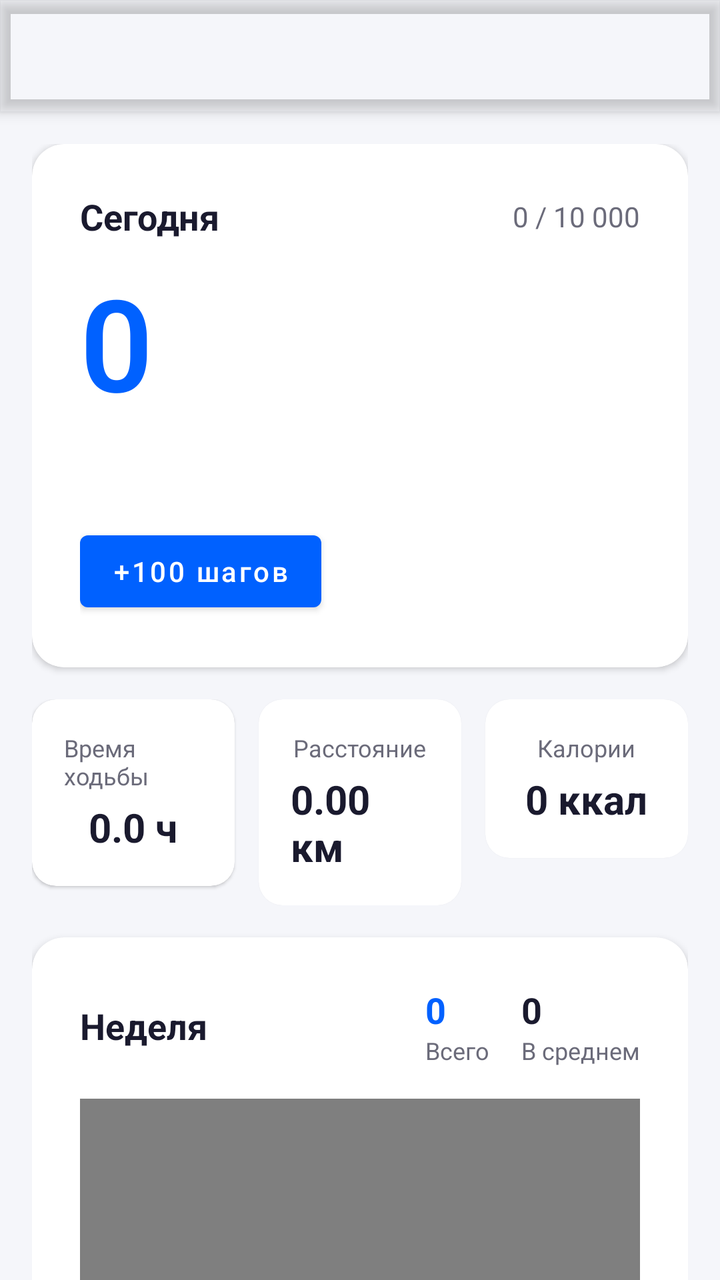
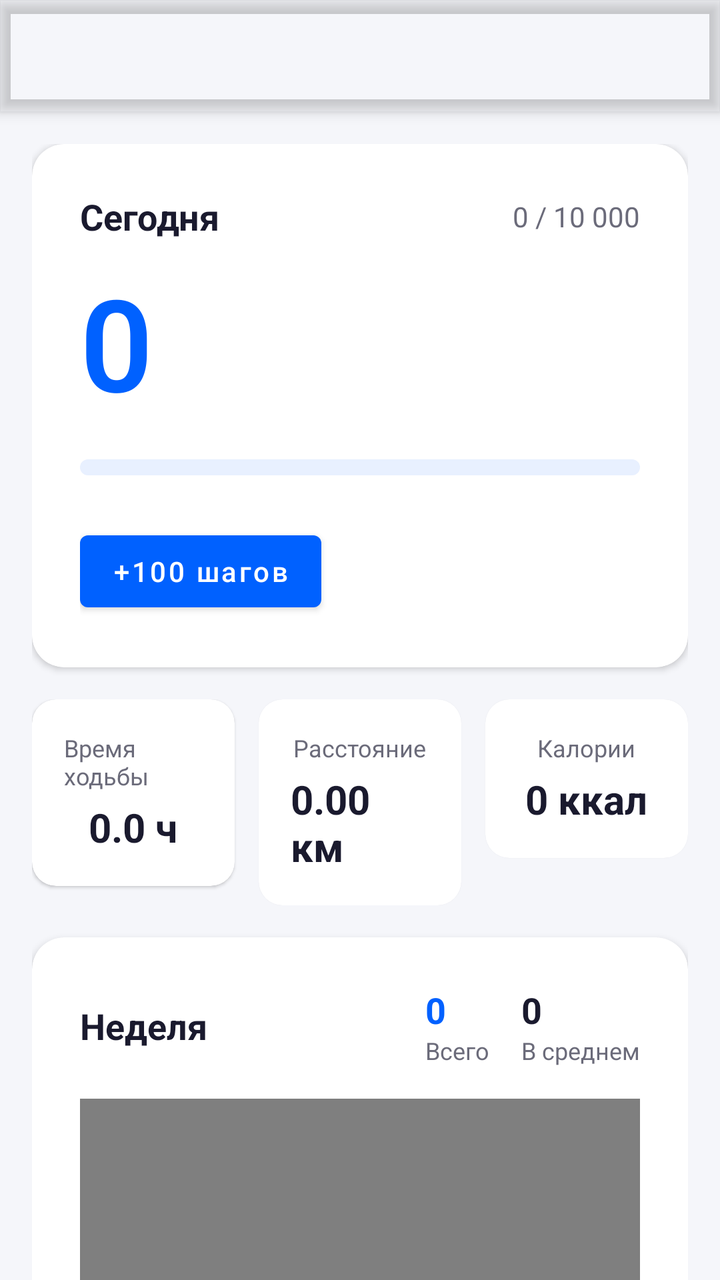

Before-and-after screenshots of an Android layout around one commit, followed by the original layout XML and the change that was made.
<!-- AndroidManifest.xml: activity theme Theme.SamsungHealthClone.NoActionBar -->
<!-- res/layout/activity_main.xml -->
<?xml version="1.0" encoding="utf-8"?>
<androidx.coordinatorlayout.widget.CoordinatorLayout
    xmlns:android="http://schemas.android.com/apk/res/android"
    xmlns:app="http://schemas.android.com/apk/res-auto"
    xmlns:tools="http://schemas.android.com/tools"
    android:layout_width="match_parent"
    android:layout_height="match_parent"
    android:background="@color/background"
    tools:context=".MainActivity">

    <com.google.android.material.appbar.AppBarLayout
        android:id="@+id/appBarLayout"
        android:layout_width="match_parent"
        android:layout_height="wrap_content"
        android:background="@android:color/transparent"
        android:elevation="0dp">

        <androidx.appcompat.widget.Toolbar
            android:id="@+id/toolbar"
            android:layout_width="match_parent"
            android:layout_height="?attr/actionBarSize"
            android:background="@android:color/transparent"
            app:titleTextColor="@color/text_primary"
            app:subtitleTextColor="@color/text_secondary" />

    </com.google.android.material.appbar.AppBarLayout>

    <androidx.core.widget.NestedScrollView
        android:layout_width="match_parent"
        android:layout_height="match_parent"
        android:fillViewport="true"
        app:layout_behavior="@string/appbar_scrolling_view_behavior">

        <LinearLayout
            android:layout_width="match_parent"
            android:layout_height="wrap_content"
            android:orientation="vertical"
            android:padding="16dp"
            android:paddingBottom="100dp">

            
            <com.google.android.material.card.MaterialCardView
                android:layout_width="match_parent"
                android:layout_height="wrap_content"
                android:layout_marginBottom="16dp"
                app:cardBackgroundColor="@color/surface"
                app:cardCornerRadius="16dp"
                app:cardElevation="2dp">

                <LinearLayout
                    android:layout_width="match_parent"
                    android:layout_height="wrap_content"
                    android:orientation="vertical"
                    android:padding="24dp">

                    <LinearLayout
                        android:layout_width="match_parent"
                        android:layout_height="wrap_content"
                        android:orientation="horizontal"
                        android:gravity="center_vertical">

                        <TextView
                            android:id="@+id/tvDateHeader"
                            android:layout_width="0dp"
                            android:layout_height="wrap_content"
                            android:layout_weight="1"
                            android:text="Сегодня"
                            android:textSize="18sp"
                            android:textStyle="bold"
                            android:textColor="@color/text_primary" />

                        <TextView
                            android:id="@+id/tvStepsGoal"
                            android:layout_width="wrap_content"
                            android:layout_height="wrap_content"
                            android:text="0 / 10 000"
                            android:textSize="14sp"
                            android:textColor="@color/text_secondary" />

                    </LinearLayout>

                    <TextView
                        android:id="@+id/tvStepsCount"
                        android:layout_width="wrap_content"
                        android:layout_height="wrap_content"
                        android:layout_marginTop="8dp"
                        android:text="0"
                        android:textSize="64sp"
                        android:textStyle="bold"
                        android:textColor="@color/primary"
                        android:fontFamily="sans-serif-light" />

                    <ProgressBar
                        android:id="@+id/progressSteps"
                        style="@style/Widget.MaterialComponents.ProgressBar.Horizontal"
                        android:layout_width="match_parent"
                        android:layout_height="8dp"
                        android:layout_marginTop="16dp"
                        android:progress="0"
                        android:max="100"
                        android:progressTint="@color/primary"
                        android:progressBackgroundTint="@color/primary_light" />

                    <LinearLayout
                        android:layout_width="match_parent"
                        android:layout_height="wrap_content"
                        android:layout_marginTop="24dp"
                        android:orientation="horizontal"
                        android:gravity="center_vertical">

                        <Button
                            android:id="@+id/btnAddSteps"
                            android:layout_width="wrap_content"
                            android:layout_height="wrap_content"
                            android:text="+100 шагов"
                            android:textAllCaps="false" />

                    </LinearLayout>

                </LinearLayout>
            </com.google.android.material.card.MaterialCardView>

            
            <LinearLayout
                android:layout_width="match_parent"
                android:layout_height="wrap_content"
                android:layout_marginBottom="16dp"
                android:orientation="horizontal"
                android:weightSum="3">

                <com.google.android.material.card.MaterialCardView
                    android:layout_width="0dp"
                    android:layout_height="wrap_content"
                    android:layout_weight="1"
                    android:layout_marginEnd="8dp"
                    app:cardBackgroundColor="@color/surface"
                    app:cardCornerRadius="12dp"
                    app:cardElevation="1dp">

                    <LinearLayout
                        android:layout_width="match_parent"
                        android:layout_height="wrap_content"
                        android:orientation="vertical"
                        android:padding="16dp"
                        android:gravity="center">

                        <TextView
                            android:text="Время ходьбы"
                            android:layout_width="wrap_content"
                            android:layout_height="wrap_content"
                            android:textSize="12sp"
                            android:textColor="@color/text_secondary" />

                        <TextView
                            android:id="@+id/tvHoursWalked"
                            android:layout_width="wrap_content"
                            android:layout_height="wrap_content"
                            android:layout_marginTop="4dp"
                            android:text="0.0 ч"
                            android:textSize="20sp"
                            android:textStyle="bold"
                            android:textColor="@color/text_primary" />

                    </LinearLayout>
                </com.google.android.material.card.MaterialCardView>

                <com.google.android.material.card.MaterialCardView
                    android:layout_width="0dp"
                    android:layout_height="wrap_content"
                    android:layout_weight="1"
                    android:layout_marginStart="4dp"
                    android:layout_marginEnd="4dp"
                    app:cardBackgroundColor="@color/surface"
                    app:cardCornerRadius="12dp"
                    app:cardElevation="1dp">

                    <LinearLayout
                        android:layout_width="match_parent"
                        android:layout_height="wrap_content"
                        android:orientation="vertical"
                        android:padding="16dp"
                        android:gravity="center">

                        <TextView
                            android:text="Расстояние"
                            android:layout_width="wrap_content"
                            android:layout_height="wrap_content"
                            android:textSize="12sp"
                            android:textColor="@color/text_secondary" />

                        <TextView
                            android:id="@+id/tvDistance"
                            android:layout_width="wrap_content"
                            android:layout_height="wrap_content"
                            android:layout_marginTop="4dp"
                            android:text="0.00 км"
                            android:textSize="20sp"
                            android:textStyle="bold"
                            android:textColor="@color/text_primary" />

                    </LinearLayout>
                </com.google.android.material.card.MaterialCardView>

                <com.google.android.material.card.MaterialCardView
                    android:layout_width="0dp"
                    android:layout_height="wrap_content"
                    android:layout_weight="1"
                    android:layout_marginStart="8dp"
                    app:cardBackgroundColor="@color/surface"
                    app:cardCornerRadius="12dp"
                    app:cardElevation="1dp">

                    <LinearLayout
                        android:layout_width="match_parent"
                        android:layout_height="wrap_content"
                        android:orientation="vertical"
                        android:padding="16dp"
                        android:gravity="center">

                        <TextView
                            android:text="Калории"
                            android:layout_width="wrap_content"
                            android:layout_height="wrap_content"
                            android:textSize="12sp"
                            android:textColor="@color/text_secondary" />

                        <TextView
                            android:id="@+id/tvCalories"
                            android:layout_width="wrap_content"
                            android:layout_height="wrap_content"
                            android:layout_marginTop="4dp"
                            android:text="0 ккал"
                            android:textSize="20sp"
                            android:textStyle="bold"
                            android:textColor="@color/text_primary" />

                    </LinearLayout>
                </com.google.android.material.card.MaterialCardView>

            </LinearLayout>

            
            <com.google.android.material.card.MaterialCardView
                android:layout_width="match_parent"
                android:layout_height="wrap_content"
                android:layout_marginBottom="16dp"
                app:cardBackgroundColor="@color/surface"
                app:cardCornerRadius="16dp"
                app:cardElevation="2dp">

                <LinearLayout
                    android:layout_width="match_parent"
                    android:layout_height="wrap_content"
                    android:orientation="vertical"
                    android:padding="24dp">

                    <LinearLayout
                        android:layout_width="match_parent"
                        android:layout_height="wrap_content"
                        android:orientation="horizontal"
                        android:gravity="center_vertical">

                        <TextView
                            android:text="Неделя"
                            android:layout_width="wrap_content"
                            android:layout_height="wrap_content"
                            android:textSize="18sp"
                            android:textStyle="bold"
                            android:textColor="@color/text_primary" />

                        <View
                            android:layout_width="0dp"
                            android:layout_height="0dp"
                            android:layout_weight="1" />

                        <LinearLayout
                            android:layout_width="wrap_content"
                            android:layout_height="wrap_content"
                            android:orientation="horizontal"
                            android:gravity="center_vertical">

                            <LinearLayout
                                android:layout_width="wrap_content"
                                android:layout_height="wrap_content"
                                android:orientation="vertical"
                                android:layout_marginEnd="16dp">

                                <TextView
                                    android:id="@+id/tvWeeklyTotal"
                                    android:layout_width="wrap_content"
                                    android:layout_height="wrap_content"
                                    android:text="0"
                                    android:textSize="18sp"
                                    android:textStyle="bold"
                                    android:textColor="@color/primary" />

                                <TextView
                                    android:text="Всего"
                                    android:layout_width="wrap_content"
                                    android:layout_height="wrap_content"
                                    android:textSize="12sp"
                                    android:textColor="@color/text_secondary" />

                            </LinearLayout>

                            <LinearLayout
                                android:layout_width="wrap_content"
                                android:layout_height="wrap_content"
                                android:orientation="vertical">

                                <TextView
                                    android:id="@+id/tvWeeklyAvg"
                                    android:layout_width="wrap_content"
                                    android:layout_height="wrap_content"
                                    android:text="0"
                                    android:textSize="18sp"
                                    android:textStyle="bold"
                                    android:textColor="@color/text_primary" />

                                <TextView
                                    android:text="В среднем"
                                    android:layout_width="wrap_content"
                                    android:layout_height="wrap_content"
                                    android:textSize="12sp"
                                    android:textColor="@color/text_secondary" />

                            </LinearLayout>

                        </LinearLayout>

                    </LinearLayout>

                    <com.github.mikephil.charting.charts.BarChart
                        android:id="@+id/barChart"
                        android:layout_width="match_parent"
                        android:layout_height="250dp"
                        android:layout_marginTop="16dp" />

                </LinearLayout>
            </com.google.android.material.card.MaterialCardView>

            
            <com.google.android.material.card.MaterialCardView
                android:layout_width="match_parent"
                android:layout_height="wrap_content"
                android:layout_marginBottom="16dp"
                app:cardBackgroundColor="@color/surface"
                app:cardCornerRadius="16dp"
                app:cardElevation="2dp">

                <LinearLayout
                    android:layout_width="match_parent"
                    android:layout_height="wrap_content"
                    android:orientation="vertical"
                    android:padding="24dp">

                        <LinearLayout
                            android:layout_width="match_parent"
                            android:layout_height="wrap_content"
                            android:orientation="horizontal"
                            android:gravity="center_vertical">

                            <TextView
                                android:text="Месяц"
                                android:layout_width="wrap_content"
                                android:layout_height="wrap_content"
                                android:textSize="18sp"
                                android:textStyle="bold"
                                android:textColor="@color/text_primary" />

                            <View
                                android:layout_width="0dp"
                                android:layout_height="0dp"
                                android:layout_weight="1" />

                            <LinearLayout
                                android:layout_width="wrap_content"
                                android:layout_height="wrap_content"
                                android:orientation="horizontal"
                                android:gravity="center_vertical">

                                <LinearLayout
                                    android:layout_width="wrap_content"
                                    android:layout_height="wrap_content"
                                    android:orientation="vertical"
                                    android:layout_marginEnd="16dp">

                                    <TextView
                                        android:id="@+id/tvMonthlyTotal"
                                        android:layout_width="wrap_content"
                                        android:layout_height="wrap_content"
                                        android:text="0"
                                        android:textSize="18sp"
                                        android:textStyle="bold"
                                        android:textColor="@color/primary" />

                                    <TextView
                                        android:text="Всего"
                                        android:layout_width="wrap_content"
                                        android:layout_height="wrap_content"
                                        android:textSize="12sp"
                                        android:textColor="@color/text_secondary" />

                                </LinearLayout>

                                <LinearLayout
                                    android:layout_width="wrap_content"
                                    android:layout_height="wrap_content"
                                    android:orientation="vertical">

                                    <TextView
                                        android:id="@+id/tvMonthlyAvg"
                                        android:layout_width="wrap_content"
                                        android:layout_height="wrap_content"
                                        android:text="0"
                                        android:textSize="18sp"
                                        android:textStyle="bold"
                                        android:textColor="@color/text_primary" />

                                    <TextView
                                        android:text="В среднем"
                                        android:layout_width="wrap_content"
                                        android:layout_height="wrap_content"
                                        android:textSize="12sp"
                                        android:textColor="@color/text_secondary" />

                                </LinearLayout>

                            </LinearLayout>

                        </LinearLayout>

                </LinearLayout>
            </com.google.android.material.card.MaterialCardView>

            
            <TextView
                android:layout_width="match_parent"
                android:layout_height="wrap_content"
                android:layout_marginBottom="12dp"
                android:text="История"
                android:textSize="18sp"
                android:textStyle="bold"
                android:textColor="@color/text_primary" />

            <androidx.recyclerview.widget.RecyclerView
                android:id="@+id/rvHistory"
                android:layout_width="match_parent"
                android:layout_height="wrap_content"
                android:nestedScrollingEnabled="false" />

        </LinearLayout>

    </androidx.core.widget.NestedScrollView>

</androidx.coordinatorlayout.widget.CoordinatorLayout>
<!-- resources referenced by this layout -->
<resources>
  <color name="background">#F5F6FA</color>
  <color name="primary">#0061FF</color>
  <color name="primary_light">#E8F0FF</color>
  <color name="surface">#FFFFFF</color>
  <color name="text_primary">#1A1A2E</color>
  <color name="text_secondary">#6B6B7A</color>
  <string name="appbar_scrolling_view_behavior">com.google.android.material.appbar.AppBarLayout$ScrollingViewBehavior</string>
  <style name="Theme.SamsungHealthClone.NoActionBar" parent="Theme.SamsungHealthClone">
          <item name="windowActionBar">false</item>
          <item name="windowNoTitle">true</item>
          <item name="android:windowDrawsSystemBarBackgrounds">true</item>
          <item name="android:statusBarColor">@android:color/transparent</item>
          <item name="android:navigationBarColor">@android:color/transparent</item>
          <item name="android:windowLightStatusBar">true</item>
          <item name="android:windowLightNavigationBar">true</item>
      </style>
  <style name="Theme.SamsungHealthClone" parent="Theme.MaterialComponents.DayNight.DarkActionBar">
          
          <item name="colorPrimary">@color/primary</item>
          <item name="colorPrimaryVariant">@color/primary_dark</item>
          <item name="colorOnPrimary">@color/text_on_primary</item>
          
          <item name="colorSecondary">@color/secondary</item>
          <item name="colorSecondaryVariant">@color/secondary_dark</item>
          <item name="colorOnSecondary">@color/text_on_secondary</item>
          
          <item name="android:statusBarColor">@android:color/transparent</item>
          <item name="android:windowLightStatusBar">true</item>
          
          <item name="android:windowBackground">@color/background</item>
          <item name="colorSurface">@color/surface</item>
          <item name="colorOnSurface">@color/text_primary</item>
          
          <item name="android:textColorPrimary">@color/text_primary</item>
          <item name="android:textColorSecondary">@color/text_secondary</item>
      </style>
  <color name="primary_dark">#004DD0</color>
  <color name="text_on_primary">#FFFFFF</color>
  <color name="secondary">#00C853</color>
  <color name="secondary_dark">#00A640</color>
  <color name="text_on_secondary">#FFFFFF</color>
</resources>

<!-- the commit's change to res/layout/activity_main.xml (unified diff, before → after) -->
@@ -92,7 +92,7 @@
 
                     <ProgressBar
                         android:id="@+id/progressSteps"
-                        style="@style/Widget.MaterialComponents.ProgressBar.Horizontal"
+                        style="@android:style/Widget.ProgressBar.Horizontal"
                         android:layout_width="match_parent"
                         android:layout_height="8dp"
                         android:layout_marginTop="16dp"
